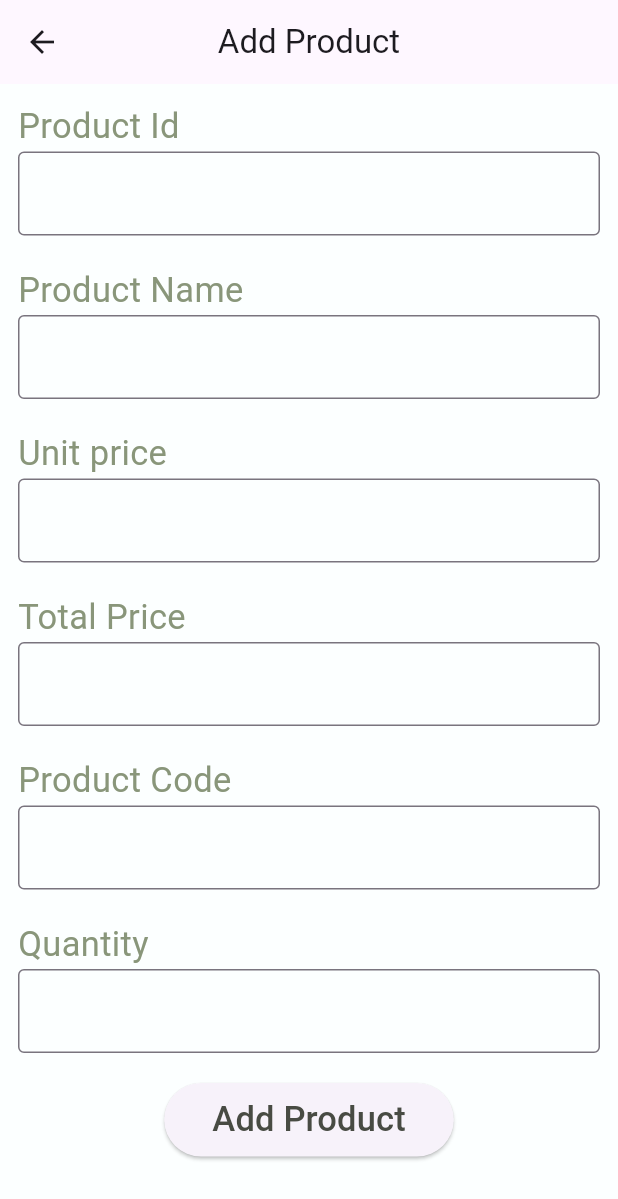
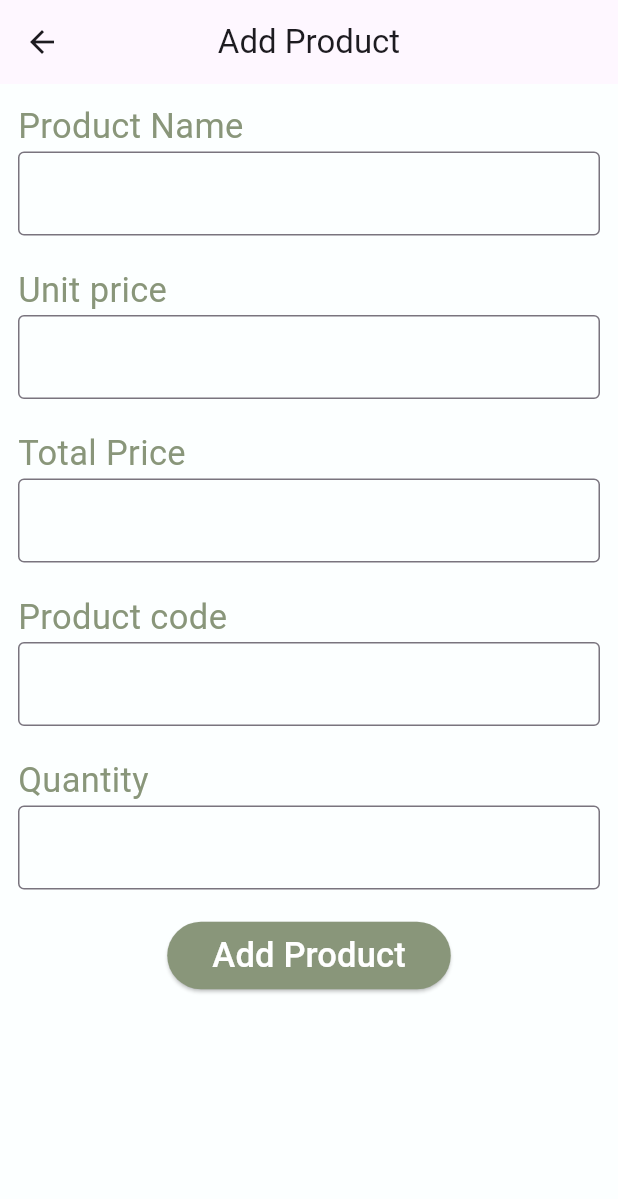
Before and after one commit to majedulhaq/my_assignment, a Flutter app: the ProductInfos screen opened directly, after a tap on the "add" icon, on a phone screen of 412 x 824 dp. Shown: the top 1199 px of the screen. Run offline on Flutter 3.47's test engine with Material 3 defaults, Android fonts, the phone set to English and light mode, and no system bars; our stand-ins replace device_preview.

Commit message:
have to paste

```diff
--- a/lib/Api_Project/Product_page.dart
+++ b/lib/Api_Project/Product_page.dart
@@ -1,8 +1,6 @@
-import 'dart:convert';
 import 'package:flutter/material.dart';
 import 'package:device_preview/device_preview.dart';
 import 'package:flutter/foundation.dart';
-import 'package:http/http.dart';
 
 void main() => runApp(
       DevicePreview(
@@ -18,12 +16,11 @@ class MyApp extends StatelessWidget {
   Widget build(BuildContext context) {
     return MaterialApp(
       theme: ThemeData(
-        elevatedButtonTheme: ElevatedButtonThemeData(),
         appBarTheme: const AppBarTheme(
           centerTitle: true,
           titleTextStyle: TextStyle(
+            fontFamily: "HindSiliguri",
             color: Colors.black,
-            fontWeight: FontWeight.bold,
             fontSize: 24,
           ),
         ),
@@ -54,52 +51,15 @@ class ProductInfos extends StatefulWidget {
 
 class _ProductInfosState extends State<ProductInfos> {
   @override
-  void initState() {
-    super.initState();
-    getProductList(); // Fetch API data when the widget initializes
-  }
-
-  Future<void> getProductList() async {
-    Uri url = Uri.parse('http://164.68.107.70:6060/api/v1/ReadProduct');
-    Response response = await get(url);
-
-    if (response.statusCode == 200) {
-      Map<String, dynamic> jsonResponse = jsonDecode(response.body);
-      List<ProductClass> fetchedProducts = [];
-      for (var item in jsonResponse['data']) {
-        ProductClass productClass = ProductClass(
-          productId: item['_id'],
-          nameofproduct: item['ProductName'],
-          unitofproduct: item['UnitPrice'],
-          totalofproduct: item['TotalPrice'],
-          imageofproduct: item['Img'],
-          codeofproduct: item['ProductCode'],
-          quantityofproduct: item['Qty'],
-          createdDate: item['CreatedDate'],
-        );
-        fetchedProducts.add(productClass);
-      }
-      setState(() {
-        widget.products = fetchedProducts;
-      });
-    }
-  }
-
-  @override
   Widget build(BuildContext context) {
     return Scaffold(
       floatingActionButton: FloatingActionButton(
-        onPressed: () {
-          Navigator.push(
+        onPressed: () => Navigator.push(
           context,
           MaterialPageRoute(
             builder: (context) => ProductForm(onAddProduct: _addProduct),
           ),
-          ).then((_) {
-            // Clear the form fields after adding a new product
-            setState(() {});
-          });
-        },
+        ),
         child: const Icon(Icons.add),
       ),
       appBar: AppBar(
@@ -123,29 +83,21 @@ class _ProductInfosState extends State<ProductInfos> {
                       fontWeight: FontWeight.bold,
                       color: Colors.red)),
               tileColor: const Color(0xFFECF1F8),
-              subtitle: productShow(product, context, index),
-            );
-          },
-          separatorBuilder: (BuildContext context, int index) {
-            return const SizedBox(height: 15);
-          },
-        ),
-      ),
-    );
-  }
-
-  Column productShow(ProductClass product, BuildContext context, int index) {
-    return Column(
+              subtitle: Column(
                 crossAxisAlignment: CrossAxisAlignment.start,
                 children: [
                   Text('Product Code: ${product.codeofproduct}',
-            style: const TextStyle(fontSize: 20, color: Colors.black54)),
+                      style:
+                          const TextStyle(fontSize: 20, color: Colors.black54)),
                   Text('Unit Price: ${product.unitofproduct}',
-            style: const TextStyle(fontSize: 20, color: Colors.black54)),
+                      style:
+                          const TextStyle(fontSize: 20, color: Colors.black54)),
                   Text('Quantity: ${product.quantityofproduct}',
-            style: const TextStyle(fontSize: 20, color: Colors.black54)),
+                      style:
+                          const TextStyle(fontSize: 20, color: Colors.black54)),
                   Text('Total Price: ${product.totalofproduct}',
-            style: const TextStyle(fontSize: 20, color: Colors.black54)),
+                      style:
+                          const TextStyle(fontSize: 20, color: Colors.black54)),
                   const Divider(
                     color: Colors.amber,
                   ),
@@ -183,11 +135,20 @@ class _ProductInfosState extends State<ProductInfos> {
                           Icons.delete,
                           color: Colors.red,
                         ),
-              label: const Text("Delete", style: TextStyle(color: Colors.red)),
+                        label: const Text("Delete",
+                            style: TextStyle(color: Colors.red)),
                       )
                     ],
                   )
                 ],
+              ),
+            );
+          },
+          separatorBuilder: (BuildContext context, int index) {
+            return const SizedBox(height: 15);
+          },
+        ),
+      ),
     );
   }
 
@@ -221,27 +182,22 @@ class ProductForm extends StatefulWidget {
 }
 
 class _ProductFormState extends State<ProductForm> {
-  TextEditingController productIdController = TextEditingController();
   TextEditingController productNameController = TextEditingController();
   TextEditingController unitPriceController = TextEditingController();
   TextEditingController totalPriceController = TextEditingController();
   TextEditingController productCodeController = TextEditingController();
   TextEditingController productQuantityController = TextEditingController();
-  TextEditingController createdDateController = TextEditingController();
   GlobalKey<FormState> formkey = GlobalKey<FormState>();
 
   @override
   void initState() {
     super.initState();
-
     if (widget.product != null) {
-      productIdController.text = widget.product!.productId;
       productNameController.text = widget.product!.nameofproduct;
       unitPriceController.text = widget.product!.unitofproduct;
       totalPriceController.text = widget.product!.totalofproduct;
       productCodeController.text = widget.product!.codeofproduct;
       productQuantityController.text = widget.product!.quantityofproduct;
-      createdDateController.text = widget.product!.createdDate;
     }
   }
 
@@ -263,22 +219,6 @@ class _ProductFormState extends State<ProductForm> {
                 crossAxisAlignment: CrossAxisAlignment.start,
                 children: [
                   const Text(
-                    "Product Id",
-                    style: TextStyle(
-                      fontSize: 23,
-                      color: Color(0xff89967A),
-                    ),
-                  ),
-                  TextFormField(
-                    controller: productIdController,
-                    decoration: const InputDecoration(
-                      border: OutlineInputBorder(
-                        borderSide: BorderSide(color: Color(0xff89967A)),
-                      ),
-                    ),
-                  ),
-                  const SizedBox(height: 20),
-                  const Text(
                     "Product Name",
                     style: TextStyle(
                       fontSize: 23,
@@ -292,6 +232,12 @@ class _ProductFormState extends State<ProductForm> {
                         borderSide: BorderSide(color: Color(0xff89967A)),
                       ),
                     ),
+                    validator: (value) {
+                      if (value == null || value.isEmpty) {
+                        return 'Please enter the product name';
+                      }
+                      return null;
+                    },
                   ),
                   const SizedBox(height: 20),
                   const Text(
@@ -308,6 +254,12 @@ class _ProductFormState extends State<ProductForm> {
                         borderSide: BorderSide(color: Color(0xff89967A)),
                       ),
                     ),
+                    validator: (value) {
+                      if (value == null || value.isEmpty) {
+                        return 'Please enter the unit price';
+                      }
+                      return null;
+                    },
                   ),
                   const SizedBox(height: 20),
                   const Text(
@@ -324,10 +276,16 @@ class _ProductFormState extends State<ProductForm> {
                         borderSide: BorderSide(color: Color(0xff89967A)),
                       ),
                     ),
+                    validator: (value) {
+                      if (value == null || value.isEmpty) {
+                        return 'Please enter the total price';
+                      }
+                      return null;
+                    },
                   ),
                   const SizedBox(height: 20),
                   const Text(
-                    "Product Code",
+                    "Product code",
                     style: TextStyle(
                       fontSize: 23,
                       color: Color(0xff89967A),
@@ -340,6 +298,12 @@ class _ProductFormState extends State<ProductForm> {
                         borderSide: BorderSide(color: Color(0xff89967A)),
                       ),
                     ),
+                    validator: (value) {
+                      if (value == null || value.isEmpty) {
+                        return 'Please enter the product code';
+                      }
+                      return null;
+                    },
                   ),
                   const SizedBox(height: 20),
                   const Text(
@@ -356,42 +320,49 @@ class _ProductFormState extends State<ProductForm> {
                         borderSide: BorderSide(color: Color(0xff89967A)),
                       ),
                     ),
+                    validator: (value) {
+                      if (value == null || value.isEmpty) {
+                        return 'Please enter the quantity';
+                      }
+                      return null;
+                    },
                   ),
                   const SizedBox(height: 20),
                   SizedBox(
                     child: Center(
                       child: ElevatedButton(
+                        style: ElevatedButton.styleFrom(
+                          backgroundColor: const Color(0xff89967A),
+                        ),
                         onPressed: () {
                           if (formkey.currentState!.validate()) {
-                            ProductClass newProduct = ProductClass(
-                              productId: productIdController.text,
-                              nameofproduct: productNameController.text,
-                              unitofproduct: unitPriceController.text,
-                              totalofproduct: totalPriceController.text,
-                              imageofproduct: '',
-                              codeofproduct: productCodeController.text,
-                              quantityofproduct: productQuantityController.text,
-                              createdDate: DateTime.now().toString(),
+                            var newProduct = ProductClass(
+                              productNameController.text,
+                              unitPriceController.text,
+                              totalPriceController.text,
+                              '', // Product image is not implemented yet
+                              productCodeController.text,
+                              productQuantityController.text,
                             );
                             widget.onAddProduct(newProduct);
                             Navigator.pop(context);
                           }
                         },
                         child: Padding(
-                          padding: const EdgeInsets.all(8.0),
+                          padding: const EdgeInsets.all(6.0),
                           child: Text(
                             widget.product != null
-                                ? 'Update Product'
-                                : 'Add Product',
+                                ? "Update Product"
+                                : "Add Product",
                             style: const TextStyle(
                               fontSize: 23,
-                              color: Color.fromARGB(255, 72, 75, 67),
+                              color: Colors.white,
                             ),
                           ),
                         ),
                       ),
                     ),
-                  ),
+                  )
                 ],
               ),
             ),
@@ -403,23 +374,18 @@ class _ProductFormState extends State<ProductForm> {
 }
 
 class ProductClass {
-  String productId;
   String nameofproduct;
   String unitofproduct;
   String totalofproduct;
   String imageofproduct;
   String codeofproduct;
   String quantityofproduct;
-  String createdDate;
-
-  ProductClass({
-    required this.productId,
-    required this.nameofproduct,
-    required this.unitofproduct,
-    required this.totalofproduct,
-    required this.imageofproduct,
-    required this.codeofproduct,
-    required this.quantityofproduct,
-    required this.createdDate,
-  });
+  ProductClass(
+    this.nameofproduct,
+    this.unitofproduct,
+    this.totalofproduct,
+    this.imageofproduct,
+    this.codeofproduct,
+    this.quantityofproduct,
+  );
 }
```
Also changed, not shown: lib/Api_Project/product_Update.dart (deleted, +0 -195 lines). Lines whose indentation alone changed are shown as unchanged.
